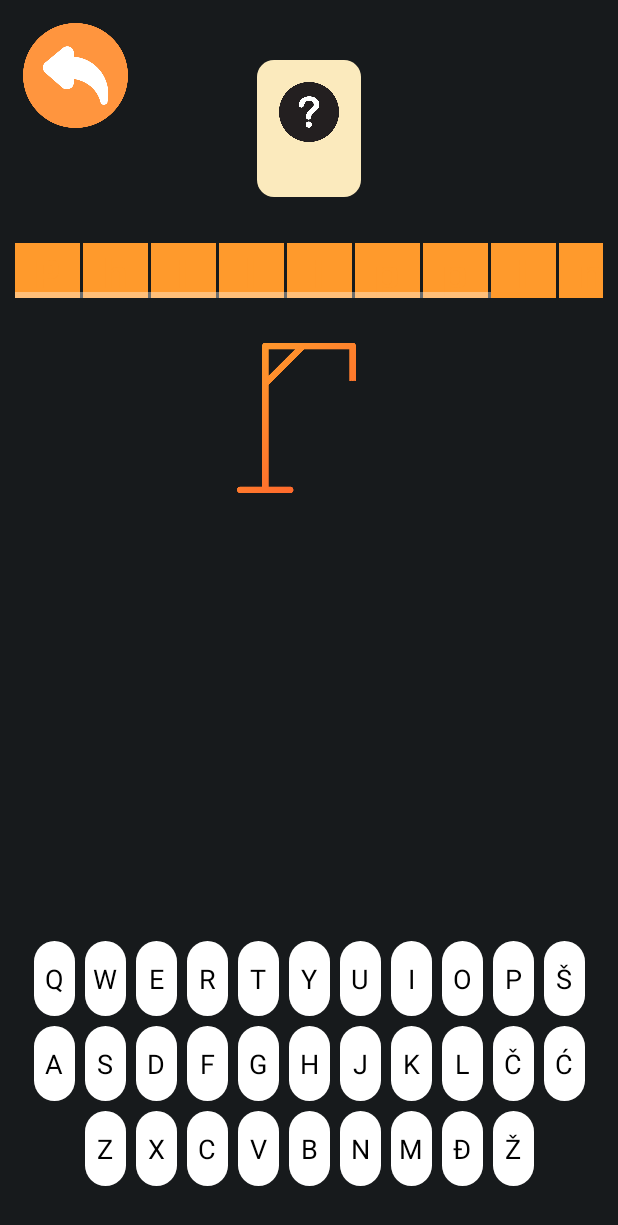
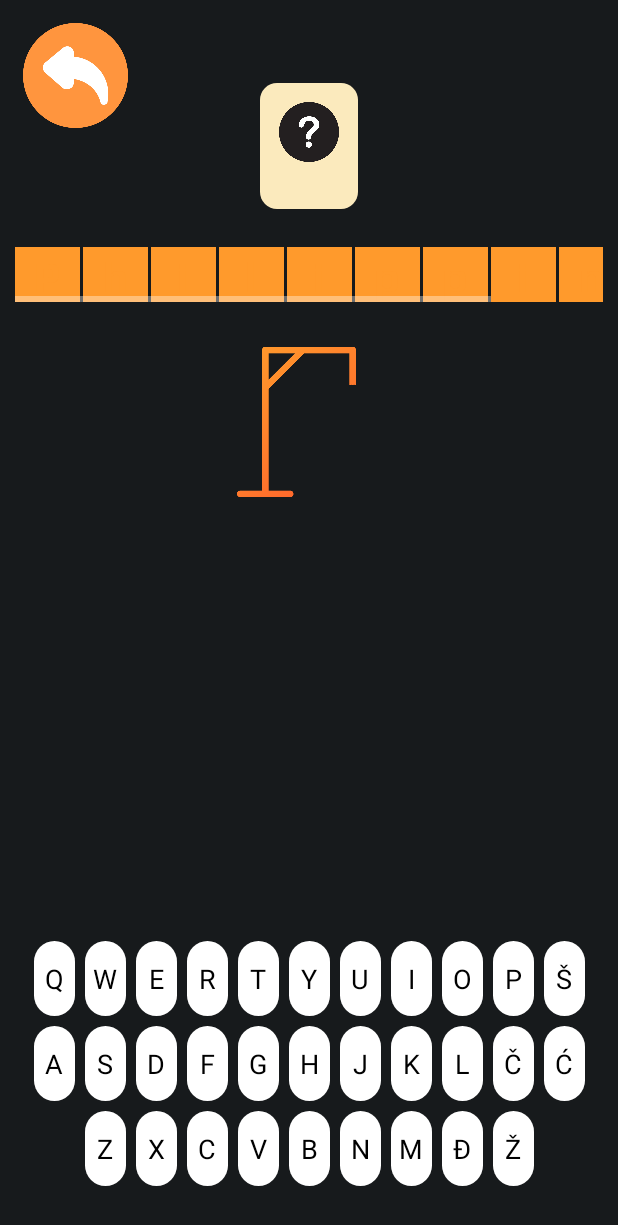
Before and after one commit to jovandeka/Hangman-game-Android, an Android app: the MainActivity screen opened directly, with no data from a screen before it, on a phone screen of 412 x 824 dp. Shown: the top 1225 px of the screen. Run offline under Robolectric (Android 15) with nearby library versions, the phone set to English and light mode, and no system bars.

Commit message:
Wrong letters background change & design changes

```diff
--- a/app/src/main/res/drawable/border_scroll.xml
+++ b/app/src/main/res/drawable/border_scroll.xml
@@ -1,8 +1,8 @@
 <?xml version="1.0" encoding="utf-8"?>
 <shape xmlns:android="http://schemas.android.com/apk/res/android">
-    <solid android:color="@android:color/transparent" />
+    <solid android:color="@color/black" />
     <stroke
         android:width="2dp"
-        android:color="@color/beige" />
+        android:color="@color/pale_yellow" />
     <corners android:radius="8dp" />
 </shape>
--- /dev/null
+++ b/app/src/main/res/drawable/play_again_green.xml
@@ -0,0 +1,9 @@
+<?xml version="1.0" encoding="utf-8"?>
+<shape xmlns:android="http://schemas.android.com/apk/res/android">
+    <gradient
+        android:startColor="@color/beige"
+        android:endColor="@color/green"
+        android:angle="-45"
+        />
+    <corners android:radius="20dp" />
+</shape>
--- /dev/null
+++ b/app/src/main/res/drawable/play_again_red.xml
@@ -0,0 +1,9 @@
+<?xml version="1.0" encoding="utf-8"?>
+<shape xmlns:android="http://schemas.android.com/apk/res/android">
+    <gradient
+        android:startColor="@color/beige"
+        android:endColor="@color/darker_orange"
+        android:angle="-45"
+        />
+    <corners android:radius="20dp" />
+</shape>
--- a/app/src/main/res/layout/activity_main.xml
+++ b/app/src/main/res/layout/activity_main.xml
@@ -9,12 +9,14 @@
 
     <androidx.appcompat.widget.AppCompatButton
         android:id="@+id/playAgainButton"
-        style="@style/CategoryButton"
+        android:background="@drawable/play_again_green"
         android:layout_width="match_parent"
-        android:layout_height="wrap_content"
+        android:layout_height="80dp"
         android:fontFamily="@font/audiowide"
         android:text="Play Again"
-        android:textColor="@color/black"
+        android:textColor="@color/pale_black"
+        android:layout_marginStart="20dp"
+        android:layout_marginEnd="20dp"
         android:textSize="30sp"
         android:textStyle="bold"
         android:visibility="gone"
@@ -30,7 +32,7 @@
         android:layout_height="wrap_content"
         android:layout_marginTop="20dp"
         android:text=""
-        android:textColor="@color/beige"
+        android:textColor="@color/pale_yellow"
         android:fontFamily="@font/play_regular"
         android:textSize="20sp"
         app:layout_constraintEnd_toEndOf="parent"
@@ -43,7 +45,7 @@
         android:layout_height="wrap_content"
         android:layout_marginTop="5dp"
         android:text=""
-        android:textColor="@color/beige"
+        android:textColor="@color/pale_yellow"
         android:fontFamily="@font/play_regular"
         android:textSize="18sp"
         app:layout_constraintEnd_toEndOf="parent"
@@ -241,7 +243,7 @@
         android:id="@+id/horizontalScrollView"
         android:layout_width="wrap_content"
         android:layout_height="wrap_content"
-        android:layout_marginTop="15dp"
+        android:layout_marginTop="10dp"
         android:paddingLeft="10dp"
         android:paddingRight="10dp"
         app:layout_constraintEnd_toEndOf="parent"
@@ -284,7 +286,7 @@
         android:id="@+id/categoryLinearLayout"
         android:layout_width="wrap_content"
         android:layout_height="wrap_content"
-        android:layout_marginTop="40dp"
+        android:layout_marginTop="55dp"
         android:background="@drawable/category_bg"
         android:gravity="center"
         android:orientation="vertical"
@@ -296,9 +298,9 @@
             android:id="@+id/categoryImageView"
             android:layout_width="40dp"
             android:layout_height="40dp"
-            android:layout_marginStart="10dp"
-            android:layout_marginTop="10dp"
-            android:layout_marginEnd="10dp"
+            android:layout_marginStart="8dp"
+            android:layout_marginTop="8dp"
+            android:layout_marginEnd="8dp"
             android:layout_weight="1"
             app:srcCompat="@drawable/question" />
 
@@ -306,7 +308,9 @@
             android:id="@+id/categoryTextView"
             android:layout_width="wrap_content"
             android:layout_height="wrap_content"
-            android:layout_margin="5dp"
+            android:layout_marginStart="5dp"
+            android:layout_marginEnd="5dp"
+            android:layout_marginBottom="5dp"
             android:fontFamily="@font/play_bold"
             android:text=""
             android:textColor="@color/black"
--- a/app/src/main/res/values/colors.xml
+++ b/app/src/main/res/values/colors.xml
@@ -9,9 +9,12 @@
     <color name="white">#FFFFFFFF</color>
     <color name="gray">#808080</color>
     <color name="orange">#FF9A2C</color>
+    <color name="darker_orange">#ff7846</color>
+    <color name="green">#46ff78</color>
     <color name="gold">#FFD700</color>
     <color name="pale_black">#171A1C</color>
     <color name="beige">#fbeabd</color>
     <color name="right_green">#55dd00</color>
     <color name="wrong_red">#FF3131</color>
+    <color name="pale_yellow">#ffff9f</color>
 </resources>
```
Also changed, not shown: app/src/main/java/com/example/vesanje/MainActivity.java (+30 -1 lines).
